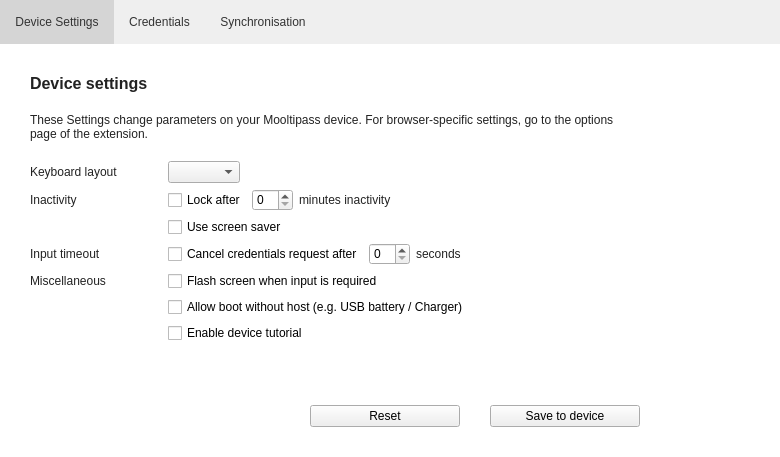
Above: src/MainWindow.ui from mooltipass/moolticute before the change. Below: the same form after it.
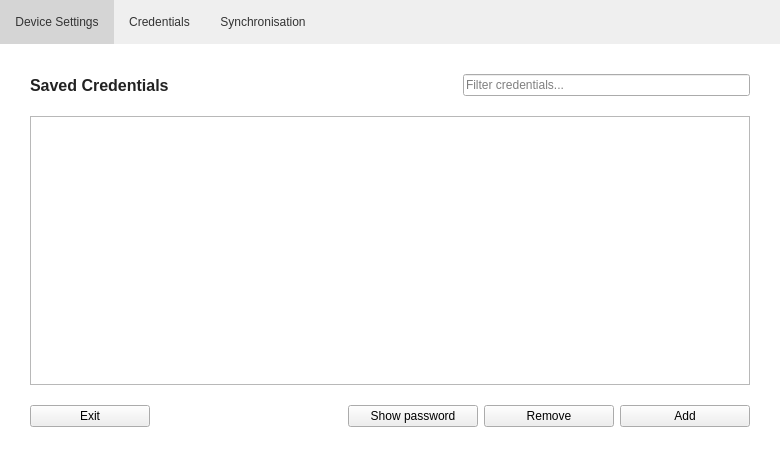
That is the form after the change. Icons and pictures are not drawn. Custom widgets are drawn as their Qt base class.

Commit message: Start working on creds, enable/disable MMM

Patch:
```diff
--- a/src/MainWindow.ui
+++ b/src/MainWindow.ui
@@ -150,7 +150,7 @@
        </sizepolicy>
       </property>
       <property name="currentIndex">
-       <number>1</number>
+       <number>6</number>
       </property>
       <widget class="QWidget" name="pageNoConnect">
        <layout class="QHBoxLayout" name="horizontalLayout_7">
@@ -936,12 +936,192 @@
         </item>
        </layout>
       </widget>
+      <widget class="QWidget" name="page_3">
+       <layout class="QVBoxLayout" name="verticalLayout_9">
+        <property name="spacing">
+         <number>20</number>
+        </property>
+        <property name="leftMargin">
+         <number>30</number>
+        </property>
+        <property name="topMargin">
+         <number>30</number>
+        </property>
+        <property name="rightMargin">
+         <number>30</number>
+        </property>
+        <property name="bottomMargin">
+         <number>30</number>
+        </property>
+        <item>
+         <layout class="QHBoxLayout" name="horizontalLayout_12">
+          <item>
+           <widget class="QLabel" name="label_24">
+            <property name="font">
+             <font>
+              <pointsize>12</pointsize>
+              <weight>75</weight>
+              <bold>true</bold>
+             </font>
+            </property>
+            <property name="text">
+             <string>Saved Credentials</string>
+            </property>
+           </widget>
+          </item>
+          <item>
+           <spacer name="horizontalSpacer_14">
+            <property name="orientation">
+             <enum>Qt::Horizontal</enum>
+            </property>
+            <property name="sizeHint" stdset="0">
+             <size>
+              <width>40</width>
+              <height>20</height>
+             </size>
+            </property>
+           </spacer>
+          </item>
+          <item>
+           <widget class="QLineEdit" name="lineEditFilterCred">
+            <property name="placeholderText">
+             <string>Filter credentials...</string>
+            </property>
+           </widget>
+          </item>
+         </layout>
+        </item>
+        <item>
+         <widget class="QTreeView" name="treeViewCred"/>
+        </item>
+        <item>
+         <layout class="QHBoxLayout" name="horizontalLayout_11">
+          <item>
+           <widget class="QPushButton" name="pushButtonExitMMM">
+            <property name="minimumSize">
+             <size>
+              <width>120</width>
+              <height>0</height>
+             </size>
+            </property>
+            <property name="text">
+             <string>Exit</string>
+            </property>
+           </widget>
+          </item>
+          <item>
+           <spacer name="horizontalSpacer_15">
+            <property name="orientation">
+             <enum>Qt::Horizontal</enum>
+            </property>
+            <property name="sizeHint" stdset="0">
+             <size>
+              <width>40</width>
+              <height>20</height>
+             </size>
+            </property>
+           </spacer>
+          </item>
+          <item>
+           <widget class="QPushButton" name="pushButtonShowPass">
+            <property name="minimumSize">
+             <size>
+              <width>130</width>
+              <height>0</height>
+             </size>
+            </property>
+            <property name="text">
+             <string>Show password</string>
+            </property>
+           </widget>
+          </item>
+          <item>
+           <widget class="QPushButton" name="pushButtonCredDel">
+            <property name="minimumSize">
+             <size>
+              <width>130</width>
+              <height>0</height>
+             </size>
+            </property>
+            <property name="text">
+             <string>Remove</string>
+            </property>
+           </widget>
+          </item>
+          <item>
+           <widget class="QPushButton" name="pushButtonCredAdd">
+            <property name="minimumSize">
+             <size>
+              <width>130</width>
+              <height>0</height>
+             </size>
+            </property>
+            <property name="text">
+             <string>Add</string>
+            </property>
+           </widget>
+          </item>
+         </layout>
+        </item>
+       </layout>
+      </widget>
+      <widget class="QWidget" name="page_4">
+       <layout class="QHBoxLayout" name="horizontalLayout_13">
+        <property name="spacing">
+         <number>20</number>
+        </property>
+        <item>
+         <spacer name="horizontalSpacer_16">
+          <property name="orientation">
+           <enum>Qt::Horizontal</enum>
+          </property>
+          <property name="sizeHint" stdset="0">
+           <size>
+            <width>40</width>
+            <height>20</height>
+           </size>
+          </property>
+         </spacer>
+        </item>
+        <item>
+         <widget class="RotateSpinner" name="widgetSpin" native="true"/>
+        </item>
+        <item>
+         <widget class="QLabel" name="label_25">
+          <property name="text">
+           <string>&lt;html&gt;&lt;head/&gt;&lt;body&gt;&lt;p&gt;&lt;span style=&quot; font-size:12pt; font-weight:600;&quot;&gt;Wait for device confirmation&lt;/span&gt;&lt;/p&gt;&lt;p&gt;Confirm the request on your device.&lt;/p&gt;&lt;/body&gt;&lt;/html&gt;</string>
+          </property>
+         </widget>
+        </item>
+        <item>
+         <spacer name="horizontalSpacer_17">
+          <property name="orientation">
+           <enum>Qt::Horizontal</enum>
+          </property>
+          <property name="sizeHint" stdset="0">
+           <size>
+            <width>40</width>
+            <height>20</height>
+           </size>
+          </property>
+         </spacer>
+        </item>
+       </layout>
+      </widget>
      </widget>
     </item>
    </layout>
   </widget>
  </widget>
  <layoutdefault spacing="6" margin="11"/>
+ <customwidgets>
+  <customwidget>
+   <class>RotateSpinner</class>
+   <extends>QWidget</extends>
+   <header>RotateSpinner.h</header>
+   <container>1</container>
+  </customwidget>
+ </customwidgets>
  <resources>
   <include location="../img/images.qrc"/>
  </resources>
```
The commit also changes 12 other files.
